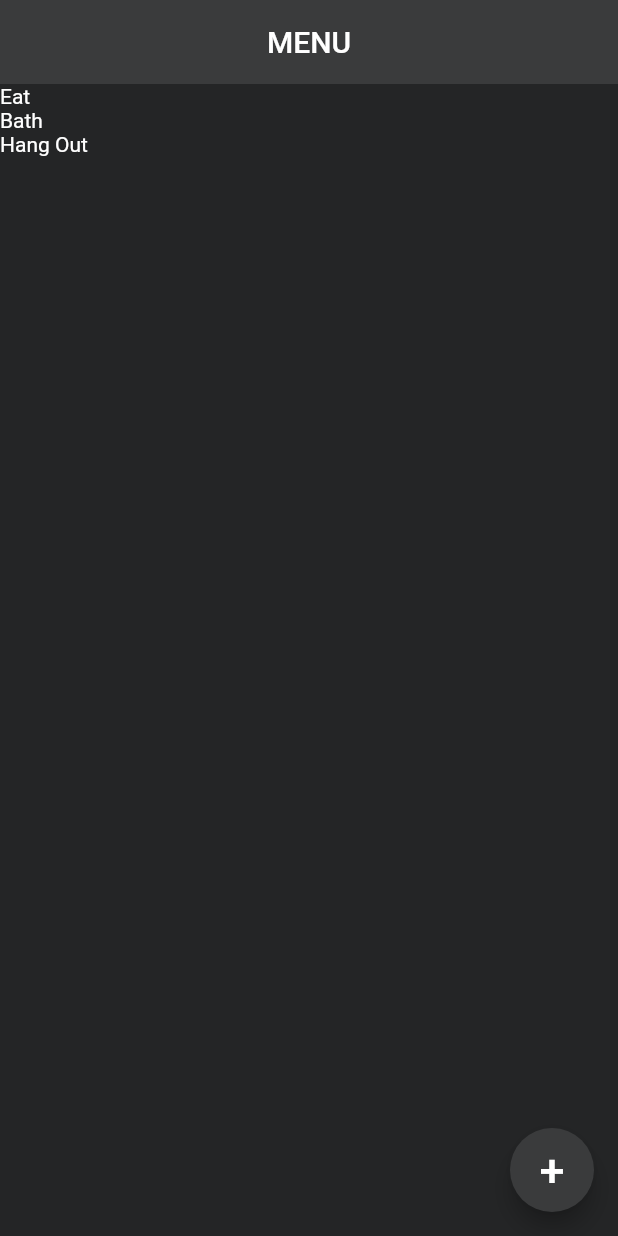
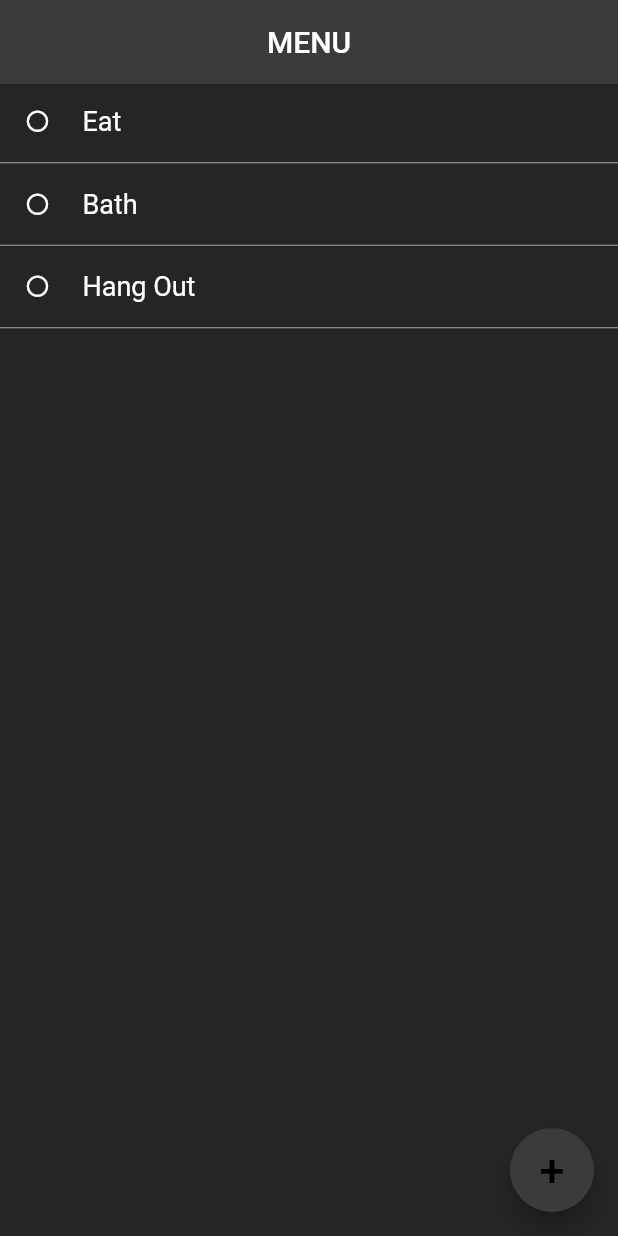
Before and after one commit to Kanzoonrkz/tuskus, a Flutter app: the screen it shows after launch, on a phone screen of 412 x 824 dp. Run offline on Flutter 3.47's test engine with Material 2 defaults, Android fonts, the phone set to English and light mode, and no system bars.

Commit message:
Add basic card view for task

```diff
--- a/lib/main.dart
+++ b/lib/main.dart
@@ -15,7 +15,9 @@ class MyApp extends StatelessWidget {
       //jangan lupa debug message diganti false sebelum deploy
       debugShowCheckedModeBanner: true,
       title: 'Tuskus',
-      theme: ThemeData(),
+      theme: ThemeData(
+        brightness: Brightness.dark,
+      ),
       home: Scaffold(
         appBar: AppBar(
           elevation: 0,
--- a/lib/screens/mainList.dart
+++ b/lib/screens/mainList.dart
@@ -1,6 +1,6 @@
 import 'package:flutter/material.dart';
 import 'package:tuskus/constant.dart';
-import 'package:tuskus/data/dummyData.dart';
+import 'package:tuskus/screens/widgets/taskCard.dart';
 
 class MainList extends StatelessWidget {
   const MainList({Key? key}) : super(key: key);
@@ -9,24 +9,7 @@ class MainList extends StatelessWidget {
   Widget build(BuildContext context) {
     return Container(
       color: normalDarkScnd,
-      child: ListView.builder(
-        itemCount: taskList.length,
-        itemBuilder: (context, index) {
-          final Task task = taskList[index];
-          return Container(
-            child: Row(
-              children: [
-                Text(
-                  task.title,
-                  style: TextStyle(
-                    color: Colors.white,
-                  ),
-                )
-              ],
-            ),
-          );
-        },
-      ),
+      child: TaskCard(),
     );
   }
 }
--- /dev/null
+++ b/lib/screens/widgets/taskCard.dart
@@ -0,0 +1,51 @@
+import 'package:flutter/material.dart';
+import 'package:tuskus/data/dummyData.dart';
+
+class TaskCard extends StatelessWidget {
+  const TaskCard({Key? key}) : super(key: key);
+
+  @override
+  Widget build(BuildContext context) {
+    return ListView.builder(
+      itemCount: taskList.length,
+      itemBuilder: (context, index) {
+        final Task task = taskList[index];
+        return Column(
+          children: [
+            Container(
+              padding: EdgeInsets.all(5),
+              height: 50,
+              child: Row(
+                children: [
+                  AspectRatio(
+                    aspectRatio: 1 / 1,
+                    child: Icon(
+                      Icons.circle_outlined,
+                      size: 17,
+                    ),
+                  ),
+                  Container(
+                    padding: EdgeInsets.only(left: 10),
+                    child: Column(
+                      mainAxisAlignment: MainAxisAlignment.center,
+                      children: [
+                        Text(
+                          task.title,
+                          style: TextStyle(fontSize: 18),
+                        ),
+                      ],
+                    ),
+                  ),
+                ],
+              ),
+            ),
+            Divider(
+              height: 5,
+              color: Colors.white60,
+            ),
+          ],
+        );
+      },
+    );
+  }
+}
```
